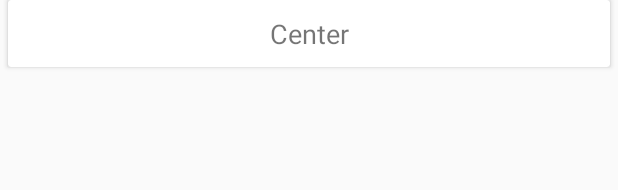
After one commit to Elbar/OobaApp, an Android app: the layout layout_discount.xml on its own in the app's theme, with its tools: preview values and no code run, on a phone screen of 412 x 824 dp. The commit adds this screen. Shown: the top 190 px of the screen. Run offline under Robolectric (Android 15) with nearby library versions, the phone set to English and light mode, and no system bars.

Commit message:
+Added Discount layout

```diff
--- a/app/src/main/java/com/kg/vista/ooba/api/RetrofitService.java
+++ b/app/src/main/java/com/kg/vista/ooba/api/RetrofitService.java
@@ -1,6 +1,7 @@
 package com.kg.vista.ooba.api;
 
 import com.kg.vista.ooba.model.Catalog;
+import com.kg.vista.ooba.model.Discount;
 import com.kg.vista.ooba.model.MainRequest;
 import com.kg.vista.ooba.model.OtherProductsOfSeller;
 import com.kg.vista.ooba.model.Product;
@@ -150,5 +151,9 @@ public interface RetrofitService {
     @GET(BASE_URL)
     Call<ProductDetail> getDetailOfProduct(@Query("url") String urlProduct);
 
+    @GET("http://api.ooba.kg/?url=groupon&limit=8&start=0")
+    Call<List<Discount>> getDiscountGoods();
+
+
 
 }
--- a/app/src/main/java/com/kg/vista/ooba/model/Collection.java
+++ b/app/src/main/java/com/kg/vista/ooba/model/Collection.java
@@ -18,7 +18,7 @@ public class Collection {
     @SerializedName("id")
     @Expose
     private String id;
-    @SerializedName("title")
+    @SerializedName("discountGoodName")
     @Expose
     private String title;
     @SerializedName("info")
--- a/app/src/main/java/com/kg/vista/ooba/model/Itemlist.java
+++ b/app/src/main/java/com/kg/vista/ooba/model/Itemlist.java
@@ -18,7 +18,7 @@ public class Itemlist {
     @SerializedName("price")
     @Expose
     private Double price;
-    @SerializedName("title")
+    @SerializedName("discountGoodName")
     @Expose
     private String title;
 
--- a/app/src/main/java/com/kg/vista/ooba/model/WhatsNew.java
+++ b/app/src/main/java/com/kg/vista/ooba/model/WhatsNew.java
@@ -8,7 +8,7 @@ public class WhatsNew {
     @SerializedName("id")
     @Expose
     private String id;
-    @SerializedName("title")
+    @SerializedName("discountGoodName")
     @Expose
     private String title;
     @SerializedName("description")
--- a/app/src/main/java/com/kg/vista/ooba/model/dto/GroupOnDTO.java
+++ b/app/src/main/java/com/kg/vista/ooba/model/dto/GroupOnDTO.java
@@ -14,7 +14,7 @@ public class GroupOnDTO {
     @SerializedName("image")
     @Expose
     private String image;
-    @SerializedName("title")
+    @SerializedName("discountGoodName")
     @Expose
     private String title;
     @SerializedName("price")
--- a/app/src/main/res/layout/discount_fragment.xml
+++ b/app/src/main/res/layout/discount_fragment.xml
@@ -8,14 +8,18 @@
     tools:context=".ui.activity.MainActivity">
 
 
+
+
         <RelativeLayout
             android:layout_width="match_parent"
-            android:layout_height="match_parent">
+            android:layout_height="wrap_content">
 
             <android.support.v7.widget.RecyclerView
                 android:id="@id/discount_rv"
                 android:layout_width="wrap_content"
+                android:nestedScrollingEnabled="false"
                 android:layout_height="wrap_content" />
+
 
         </RelativeLayout>
 
--- /dev/null
+++ b/app/src/main/res/layout/layout_discount.xml
@@ -0,0 +1,40 @@
+<?xml version="1.0" encoding="utf-8"?>
+<RelativeLayout xmlns:android="http://schemas.android.com/apk/res/android"
+    android:layout_width="match_parent"
+    android:layout_height="wrap_content"
+    android:orientation="vertical">
+
+    <android.support.v7.widget.CardView
+        android:id="@id/discount_cv"
+        android:layout_width="wrap_content"
+        android:layout_height="wrap_content"
+        android:layout_marginBottom="10dp"
+        android:layout_marginLeft="5dp"
+        android:layout_marginRight="5dp">
+
+        <RelativeLayout
+            android:layout_width="match_parent"
+            android:layout_height="wrap_content">
+
+            <ImageView
+                android:id="@id/discount_iv"
+                android:layout_width="wrap_content"
+                android:layout_height="wrap_content" />
+
+            <TextView
+                android:id="@id/discount_good_name"
+                android:layout_width="match_parent"
+                android:layout_height="wrap_content"
+                android:layout_below="@id/discount_iv"
+                android:padding="10dp"
+                android:text="Center"
+                android:textAlignment="center"
+                android:textSize="18sp" />
+
+
+        </RelativeLayout>
+
+    </android.support.v7.widget.CardView>
+
+
+</RelativeLayout>
--- a/app/src/main/res/values/ids.xml
+++ b/app/src/main/res/values/ids.xml
@@ -66,5 +66,8 @@
     <item name="ic_plus_iv" type="id" />
     <item name="add_to_cart_btn" type="id" />
     <item name="discount_rv" type="id" />
+    <item name="discount_cv" type="id" />
+    <item name="discount_iv" type="id" />
+    <item name="discount_good_name" type="id" />
 
 </resources>
```
Also changed, not shown: app/src/main/java/com/kg/vista/ooba/adapter/DiscountRVAdapter.java (renamed from app/src/main/java/com/kg/vista/ooba/adapter/DiscountAdapter.java, +19 -24 lines), app/src/main/java/com/kg/vista/ooba/ui/fragment/DiscountFragment.java (+50 -86 lines), app/src/main/res/menu/activity_main_drawer.xml (+11 -11 lines).
